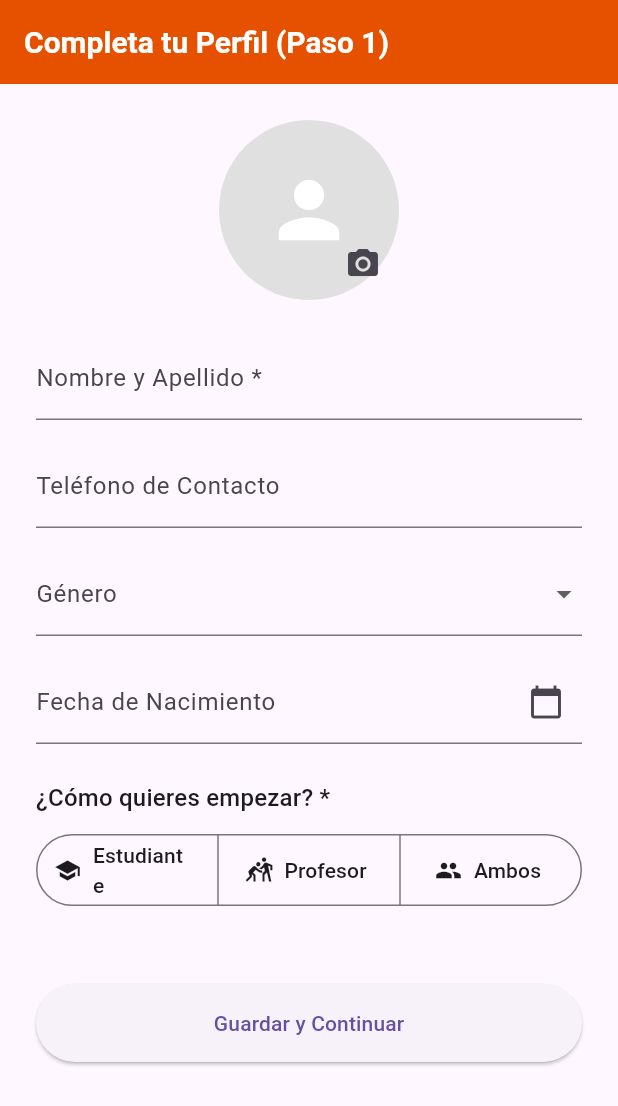
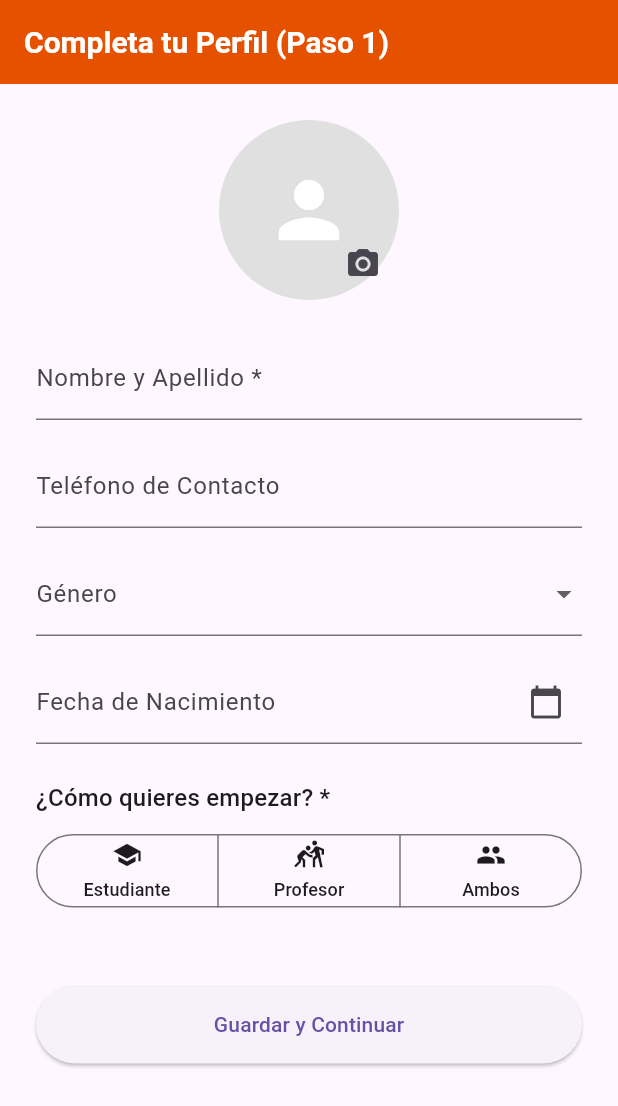
Before and after one commit to spcolonna/WarriorPath, a Flutter app: the WizardProfileScreen screen opened directly, on a phone screen of 412 x 824 dp. Shown: the top 1106 px of the screen. Run offline on Flutter 3.47's test engine with Material 3 defaults, Android fonts, the phone set to English and light mode, and no system bars; our stand-ins replace cloud_firestore, confetti, firebase_auth, firebase_core, firebase_messaging, firebase_remote_config and 5 more; accounts and stored records are empty.

Commit message:
WIP - improve texts

```diff
--- a/lib/screens/wizard_profile_screen.dart
+++ b/lib/screens/wizard_profile_screen.dart
@@ -200,7 +200,6 @@ class _WizardProfileScreenState extends State<WizardProfileScreen> {
                 keyboardType: TextInputType.phone,
               ),
 
-              // --- CAMBIO: Widgets para los nuevos campos ---
               const SizedBox(height: 16),
               DropdownButtonFormField<String>(
                 value: _selectedSex,
@@ -224,34 +223,55 @@ class _WizardProfileScreenState extends State<WizardProfileScreen> {
                   labelText: 'Fecha de Nacimiento',
                   suffixIcon: Icon(Icons.calendar_today),
                 ),
-                readOnly: true, // Para que no se pueda escribir, solo seleccionar
+                readOnly: true,
                 onTap: () {
-                  // Llamamos a nuestra nueva función al tocar el campo
                   _selectDateOfBirth(context);
                 },
               ),
-              // --- FIN DEL CAMBIO ---
 
               const SizedBox(height: 24),
               Text('¿Cómo quieres empezar? *', style: Theme.of(context).textTheme.titleMedium),
               const SizedBox(height: 8),
 
               SegmentedButton<UserRole>(
-                segments: const <ButtonSegment<UserRole>>[
+                style: ButtonStyle(
+                  padding: WidgetStateProperty.all<EdgeInsets>(
+                    const EdgeInsets.symmetric(vertical: 8.0, horizontal: 12.0),
+                  ),
+                ),
+                segments: <ButtonSegment<UserRole>>[
                   ButtonSegment<UserRole>(
-                      value: UserRole.student,
-                      label: Flexible(child: Text('Estudiante')),
-                      icon: Icon(Icons.school)
+                    value: UserRole.student,
+                    label: Column(
+                      mainAxisSize: MainAxisSize.min,
+                      children: [
+                        Icon(Icons.school, size: 20),
+                        SizedBox(height: 4),
+                        Text('Estudiante', style: TextStyle(fontSize: 12)),
+                      ],
+                    ),
                   ),
                   ButtonSegment<UserRole>(
-                      value: UserRole.teacher,
-                      label: Flexible(child: Text('Profesor')),
-                      icon: Icon(Icons.sports_kabaddi)
+                    value: UserRole.teacher,
+                    label: Column(
+                      mainAxisSize: MainAxisSize.min,
+                      children: [
+                        Icon(Icons.sports_kabaddi, size: 20),
+                        SizedBox(height: 4),
+                        Text('Profesor', style: TextStyle(fontSize: 12)),
+                      ],
+                    ),
                   ),
                   ButtonSegment<UserRole>(
-                      value: UserRole.both,
-                      label: Flexible(child: Text('Ambos')),
-                      icon: Icon(Icons.group)
+                    value: UserRole.both,
+                    label: Column(
+                      mainAxisSize: MainAxisSize.min,
+                      children: [
+                        Icon(Icons.group, size: 20),
+                        SizedBox(height: 4),
+                        Text('Ambos', style: TextStyle(fontSize: 12)),
+                      ],
+                    ),
                   ),
                 ],
                 selected: _selectedRole != null ? <UserRole>{_selectedRole!} : <UserRole>{},
--- a/pubspec.yaml
+++ b/pubspec.yaml
@@ -16,7 +16,7 @@ publish_to: 'none' # Remove this line if you wish to publish to pub.dev
 # https://developer.apple.com/library/archive/documentation/General/Reference/InfoPlistKeyReference/Articles/CoreFoundationKeys.html
 # In Windows, build-name is used as the major, minor, and patch parts
 # of the product and file versions while build-number is used as the build suffix.
-version: 1.0.0+7
+version: 1.0.0+8
 
 environment:
   sdk: ^3.8.1
```
